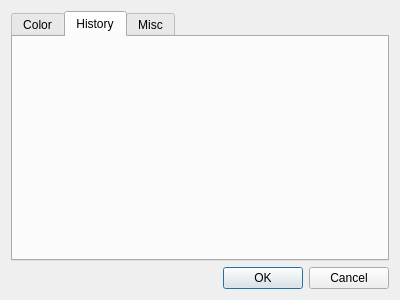
This is ui/preferences_dialog.ui in monal-im/DebugTools as Qt 5 draws it before an edit. The edited form follows.
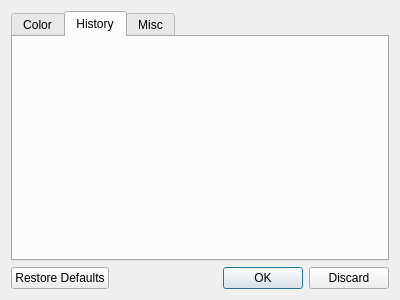
This is the edited form. The open tabs and pages were chosen to show the change.

Diff of the .ui file:
```diff
--- a/ui/preferences_dialog.ui
+++ b/ui/preferences_dialog.ui
@@ -57,7 +57,7 @@
       <enum>Qt::Horizontal</enum>
      </property>
      <property name="standardButtons">
-      <set>QDialogButtonBox::Cancel|QDialogButtonBox::Ok</set>
+      <set>QDialogButtonBox::Discard|QDialogButtonBox::Ok|QDialogButtonBox::RestoreDefaults</set>
      </property>
     </widget>
    </item>
```
Left out of the diff: 8 changed lines with no effect on the pictures.
